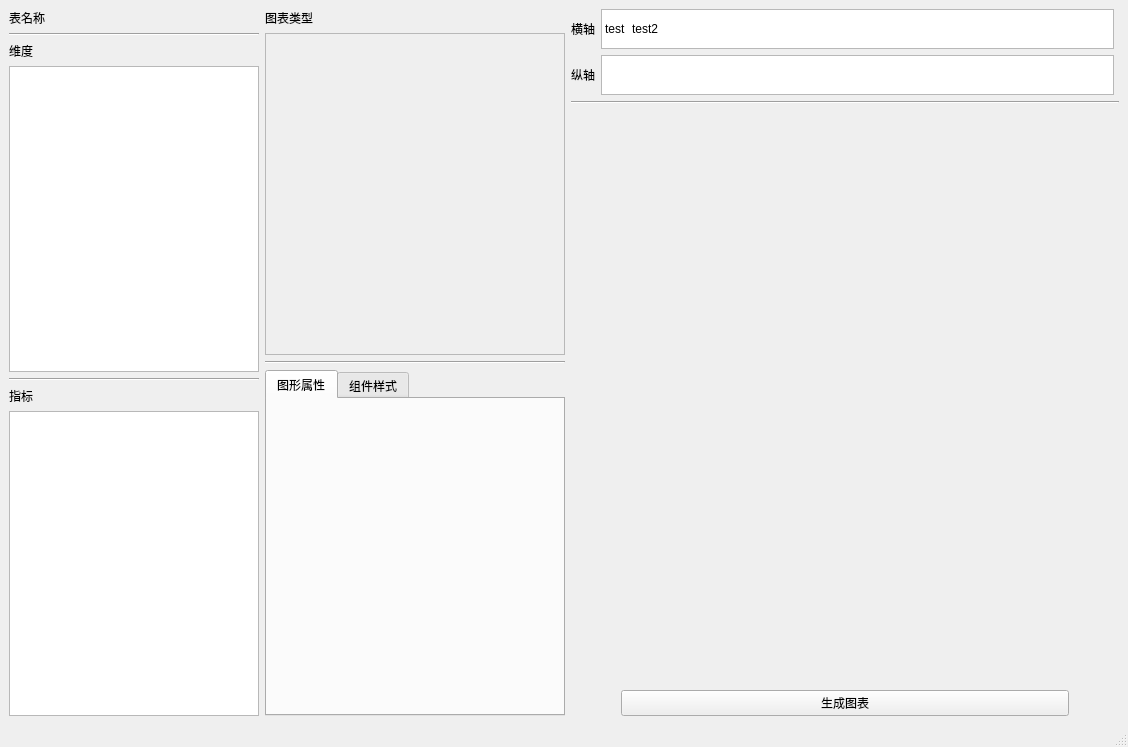
Old version of the form views/UI_DataVisualizationWin.ui in the repository kingry1/GraduationProject-Data-Visualization-System.
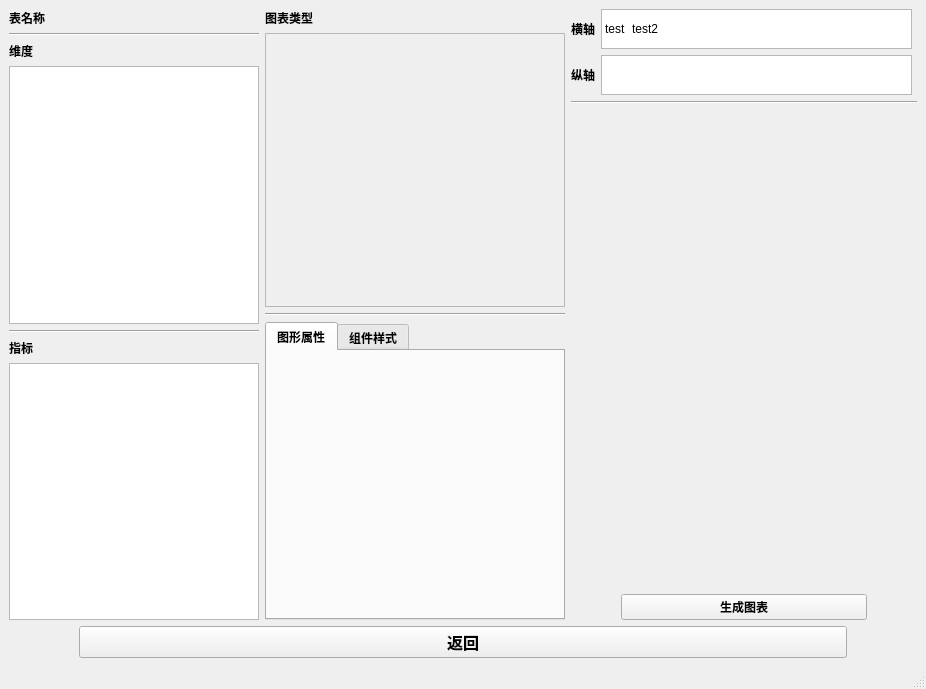
New version of the form. Icons and pictures are not drawn. Custom widgets are drawn as their Qt base class.

Diff of the .ui file:
```diff
--- a/views/UI_DataVisualizationWin.ui
+++ b/views/UI_DataVisualizationWin.ui
@@ -6,8 +6,8 @@
    <rect>
     <x>0</x>
     <y>0</y>
-    <width>1128</width>
-    <height>747</height>
+    <width>926</width>
+    <height>689</height>
    </rect>
   </property>
   <property name="windowTitle">
@@ -16,7 +16,9 @@
   <widget class="QWidget" name="centralwidget">
    <layout class="QHBoxLayout" name="horizontalLayout_2">
     <item>
-     <layout class="QHBoxLayout" name="overallhorizontalLayout" stretch="0,0,1">
+     <layout class="QVBoxLayout" name="horizontalLayout_main">
+      <item>
+       <layout class="QHBoxLayout" name="horizontalLayout_UI" stretch="0,0,1">
       <item>
        <layout class="QVBoxLayout" name="verticalLayout_3">
         <property name="sizeConstraint">
@@ -27,6 +29,8 @@
           <property name="font">
            <font>
             <family>微软雅黑</family>
+              <weight>75</weight>
+              <bold>true</bold>
            </font>
           </property>
           <property name="text">
@@ -60,6 +64,8 @@
             <property name="font">
              <font>
               <family>微软雅黑</family>
+                <weight>75</weight>
+                <bold>true</bold>
              </font>
             </property>
             <property name="text">
@@ -111,6 +117,8 @@
             <property name="font">
              <font>
               <family>微软雅黑</family>
+                <weight>75</weight>
+                <bold>true</bold>
              </font>
             </property>
             <property name="text">
@@ -147,6 +155,8 @@
             <property name="font">
              <font>
               <family>微软雅黑</family>
+                <weight>75</weight>
+                <bold>true</bold>
              </font>
             </property>
             <property name="text">
@@ -180,7 +190,7 @@
                <x>0</x>
                <y>0</y>
                <width>298</width>
-               <height>308</height>
+                 <height>259</height>
               </rect>
              </property>
              <layout class="QVBoxLayout" name="verticalLayout_2">
@@ -207,6 +217,8 @@
             <property name="font">
              <font>
               <family>微软雅黑</family>
+                <weight>75</weight>
+                <bold>true</bold>
              </font>
             </property>
             <property name="currentIndex">
@@ -240,6 +252,8 @@
             <property name="font">
              <font>
               <family>微软雅黑</family>
+                <weight>75</weight>
+                <bold>true</bold>
              </font>
             </property>
             <property name="text">
@@ -291,6 +305,8 @@
             <property name="font">
              <font>
               <family>微软雅黑</family>
+                <weight>75</weight>
+                <bold>true</bold>
              </font>
             </property>
             <property name="text">
@@ -355,6 +371,13 @@
           </item>
           <item>
            <widget class="QPushButton" name="pushButton">
+              <property name="font">
+               <font>
+                <family>微软雅黑</family>
+                <weight>75</weight>
+                <bold>true</bold>
+               </font>
+              </property>
             <property name="text">
              <string>生成图表</string>
             </property>
@@ -382,6 +405,59 @@
       </item>
      </layout>
     </item>
+      <item>
+       <layout class="QHBoxLayout" name="horizontalLayout">
+        <item>
+         <spacer name="horizontalSpacer_3">
+          <property name="orientation">
+           <enum>Qt::Horizontal</enum>
+          </property>
+          <property name="sizeType">
+           <enum>QSizePolicy::Fixed</enum>
+          </property>
+          <property name="sizeHint" stdset="0">
+           <size>
+            <width>70</width>
+            <height>20</height>
+           </size>
+          </property>
+         </spacer>
+        </item>
+        <item>
+         <widget class="QPushButton" name="pushButton_2">
+          <property name="font">
+           <font>
+            <family>微软雅黑</family>
+            <pointsize>12</pointsize>
+            <weight>75</weight>
+            <bold>true</bold>
+           </font>
+          </property>
+          <property name="text">
+           <string>返回</string>
+          </property>
+         </widget>
+        </item>
+        <item>
+         <spacer name="horizontalSpacer_4">
+          <property name="orientation">
+           <enum>Qt::Horizontal</enum>
+          </property>
+          <property name="sizeType">
+           <enum>QSizePolicy::Fixed</enum>
+          </property>
+          <property name="sizeHint" stdset="0">
+           <size>
+            <width>70</width>
+            <height>20</height>
+           </size>
+          </property>
+         </spacer>
+        </item>
+       </layout>
+      </item>
+     </layout>
+    </item>
    </layout>
   </widget>
   <widget class="QMenuBar" name="menubar">
```
Left out of the diff: 31 changed lines with no effect on the pictures. Lines whose indentation alone changed are shown as unchanged.
